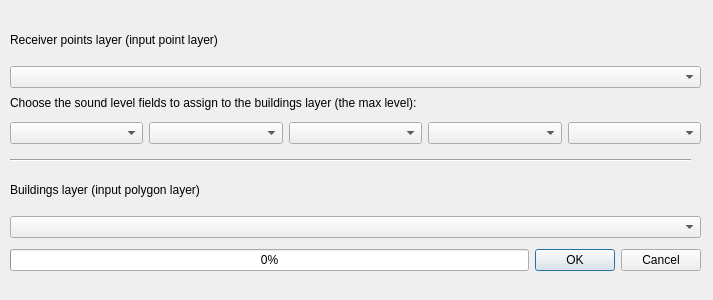
Old version of the form tools/ui_AssignLevelsToBuildings.ui in the repository Arpapiemonte/openoise-map.
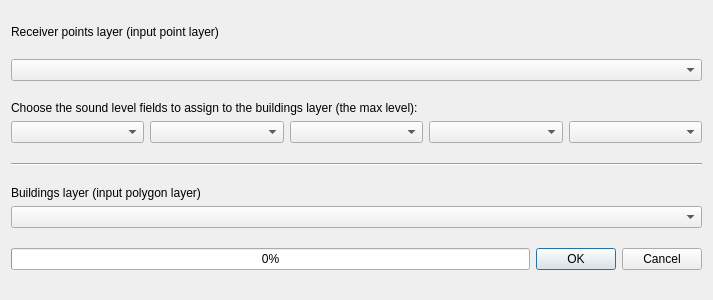
New version of the form. Custom widgets are drawn as their Qt base class.

Commit message: corrected gui of apply nois to building and calculation of NMPB

The edit to the form file:
```diff
--- a/tools/ui_AssignLevelsToBuildings.ui
+++ b/tools/ui_AssignLevelsToBuildings.ui
@@ -43,85 +43,7 @@
   <property name="locale">
    <locale language="Italian" country="Italy"/>
   </property>
-  <widget class="QWidget" name="verticalLayoutWidget">
-   <property name="geometry">
-    <rect>
-     <x>10</x>
-     <y>170</y>
-     <width>691</width>
-     <height>81</height>
-    </rect>
-   </property>
-   <layout class="QVBoxLayout" name="buildings_layer_verticalLayout">
-    <property name="sizeConstraint">
-     <enum>QLayout::SetNoConstraint</enum>
-    </property>
-    <item>
-     <widget class="QLabel" name="buildings_layer_label">
-      <property name="sizePolicy">
-       <sizepolicy hsizetype="Fixed" vsizetype="Fixed">
-        <horstretch>0</horstretch>
-        <verstretch>0</verstretch>
-       </sizepolicy>
-      </property>
-      <property name="text">
-       <string>Buildings layer (input polygon layer)</string>
-      </property>
-     </widget>
-    </item>
-    <item>
-     <widget class="QgsMapLayerComboBox" name="buildings_layer_comboBox"/>
-    </item>
-   </layout>
-  </widget>
-  <widget class="QWidget" name="horizontalLayoutWidget_2">
-   <property name="geometry">
-    <rect>
-     <x>10</x>
-     <y>240</y>
-     <width>691</width>
-     <height>41</height>
-    </rect>
-   </property>
-   <layout class="QHBoxLayout" name="horizontalLayout">
-    <item>
-     <widget class="QProgressBar" name="progressBar">
-      <property name="value">
-       <number>0</number>
-      </property>
-     </widget>
-    </item>
-    <item>
-     <widget class="QDialogButtonBox" name="run_buttonBox">
-      <property name="sizePolicy">
-       <sizepolicy hsizetype="Fixed" vsizetype="Fixed">
-        <horstretch>0</horstretch>
-        <verstretch>0</verstretch>
-       </sizepolicy>
-      </property>
-      <property name="orientation">
-       <enum>Qt::Horizontal</enum>
-      </property>
-      <property name="standardButtons">
-       <set>QDialogButtonBox::Cancel|QDialogButtonBox::Ok</set>
-      </property>
-     </widget>
-    </item>
-   </layout>
-  </widget>
-  <widget class="QWidget" name="verticalLayoutWidget_2">
-   <property name="geometry">
-    <rect>
-     <x>10</x>
-     <y>20</y>
-     <width>691</width>
-     <height>81</height>
-    </rect>
-   </property>
-   <layout class="QVBoxLayout" name="receivers_layer_verticalLayout">
-    <property name="sizeConstraint">
-     <enum>QLayout::SetNoConstraint</enum>
-    </property>
+  <layout class="QVBoxLayout" name="verticalLayout_2">
     <item>
      <widget class="QLabel" name="receiver_points_layer_label">
       <property name="sizePolicy">
@@ -138,30 +60,7 @@
     <item>
      <widget class="QgsMapLayerComboBox" name="receiver_points_layer_comboBox"/>
     </item>
-   </layout>
-  </widget>
-  <widget class="Line" name="line">
-   <property name="geometry">
-    <rect>
-     <x>10</x>
-     <y>150</y>
-     <width>681</width>
-     <height>20</height>
-    </rect>
-   </property>
-   <property name="orientation">
-    <enum>Qt::Horizontal</enum>
-   </property>
-  </widget>
-  <widget class="QWidget" name="verticalLayoutWidget_3">
-   <property name="geometry">
-    <rect>
-     <x>10</x>
-     <y>90</y>
-     <width>691</width>
-     <height>60</height>
-    </rect>
-   </property>
+   <item>
    <layout class="QVBoxLayout" name="verticalLayout">
     <item>
      <widget class="QLabel" name="choose_fileds_label">
@@ -196,7 +95,65 @@
      </layout>
     </item>
    </layout>
-  </widget>
+   </item>
+   <item>
+    <widget class="Line" name="line">
+     <property name="orientation">
+      <enum>Qt::Horizontal</enum>
+     </property>
+    </widget>
+   </item>
+   <item>
+    <layout class="QVBoxLayout" name="buildings_layer_verticalLayout">
+     <property name="sizeConstraint">
+      <enum>QLayout::SetNoConstraint</enum>
+     </property>
+     <item>
+      <widget class="QLabel" name="buildings_layer_label">
+       <property name="sizePolicy">
+        <sizepolicy hsizetype="Fixed" vsizetype="Fixed">
+         <horstretch>0</horstretch>
+         <verstretch>0</verstretch>
+        </sizepolicy>
+       </property>
+       <property name="text">
+        <string>Buildings layer (input polygon layer)</string>
+       </property>
+      </widget>
+     </item>
+     <item>
+      <widget class="QgsMapLayerComboBox" name="buildings_layer_comboBox"/>
+     </item>
+    </layout>
+   </item>
+   <item>
+    <layout class="QHBoxLayout" name="horizontalLayout">
+     <item>
+      <widget class="QProgressBar" name="progressBar">
+       <property name="value">
+        <number>0</number>
+       </property>
+      </widget>
+     </item>
+     <item>
+      <widget class="QDialogButtonBox" name="run_buttonBox">
+       <property name="sizePolicy">
+        <sizepolicy hsizetype="Fixed" vsizetype="Fixed">
+         <horstretch>0</horstretch>
+         <verstretch>0</verstretch>
+        </sizepolicy>
+       </property>
+       <property name="orientation">
+        <enum>Qt::Horizontal</enum>
+       </property>
+       <property name="standardButtons">
+        <set>QDialogButtonBox::Cancel|QDialogButtonBox::Ok</set>
+       </property>
+      </widget>
+     </item>
+    </layout>
+   </item>
+  </layout>
  </widget>
  <customwidgets>
   <customwidget>
```
Lines whose indentation alone changed are shown as unchanged. The commit also changes 4 other files.
